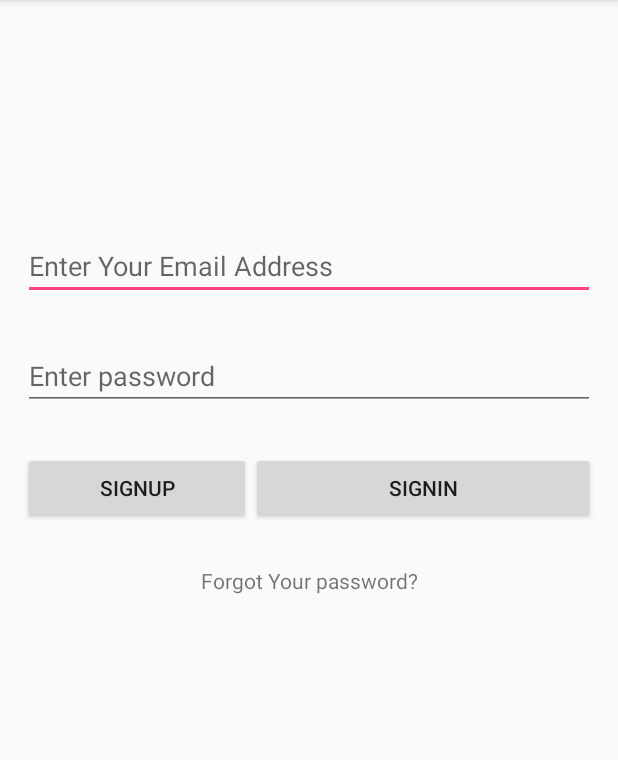
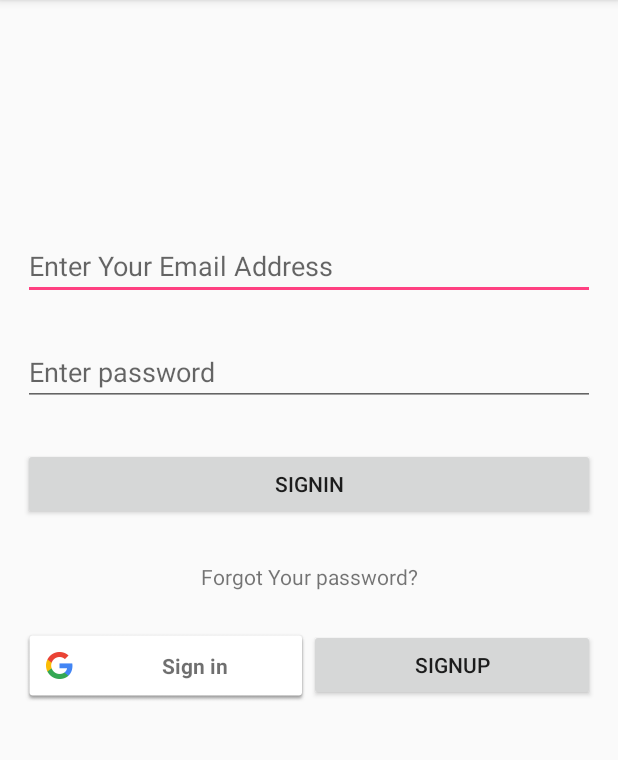
Before and after one commit to abdullah-abunada/Hazard, an Android app: the screen it shows after launch (SignInActivity), after a tap on "SIGNIN", on a phone screen of 412 x 824 dp, the part 84-844 px from its top. Run offline under Robolectric (Android 15) with nearby library versions, the phone set to English and light mode, and no system bars; our stand-ins replace Firebase (no records; nobody signed in at launch, a user with empty details on screens opened directly).

Commit message:
Add: Add SignIn using gmail

```diff
--- a/app/build.gradle
+++ b/app/build.gradle
@@ -26,7 +26,8 @@ dependencies {
     })
     compile 'com.android.support:appcompat-v7:25.2.0'
     compile 'com.android.support.constraint:constraint-layout:1.0.2'
-    compile 'com.google.firebase:firebase-auth:10.0.1'
+    compile 'com.google.android.gms:play-services-auth:10.2.0'
+    compile 'com.google.firebase:firebase-auth:10.2.0'
     testCompile 'junit:junit:4.12'
 }
 
--- a/app/src/main/java/ps/source/hazard/hazard/SignInActivity.java
+++ b/app/src/main/java/ps/source/hazard/hazard/SignInActivity.java
@@ -9,17 +9,30 @@ import android.view.View;
 import android.widget.TextView;
 import android.widget.Toast;
 
+import com.google.android.gms.auth.api.Auth;
+import com.google.android.gms.auth.api.signin.GoogleSignInAccount;
+import com.google.android.gms.auth.api.signin.GoogleSignInOptions;
+import com.google.android.gms.auth.api.signin.GoogleSignInResult;
+import com.google.android.gms.common.ConnectionResult;
+import com.google.android.gms.common.api.GoogleApiClient;
 import com.google.android.gms.tasks.OnCompleteListener;
 import com.google.android.gms.tasks.Task;
+import com.google.firebase.auth.AuthCredential;
 import com.google.firebase.auth.AuthResult;
 import com.google.firebase.auth.FirebaseAuth;
+import com.google.firebase.auth.GoogleAuthProvider;
 
-public class SignInActivity extends AppCompatActivity {
+public class SignInActivity extends AppCompatActivity implements
+        GoogleApiClient.OnConnectionFailedListener, View.OnClickListener {
 
     private FirebaseAuth mAuth;
 
     TextView email_tv, password_tv;
     private ProgressDialog progressDialog;
+
+    private static final String TAG = "GoogleActivity";
+    private static final int RC_SIGN_IN = 9001;
+    GoogleApiClient mGoogleApiClient;
 
     @Override
     protected void onCreate(Bundle savedInstanceState) {
@@ -32,9 +45,25 @@ public class SignInActivity extends AppCompatActivity {
         password_tv = (TextView) findViewById(R.id.password);
         progressDialog = new ProgressDialog(this);
 
+        // Button listeners
+        findViewById(R.id.signIn).setOnClickListener(this);
+        findViewById(R.id.signUp).setOnClickListener(this);
+        findViewById(R.id.forgetPassword).setOnClickListener(this);
+        findViewById(R.id.google_sign_in_button).setOnClickListener(this);
+
+        // Configure Google Sign In
+        GoogleSignInOptions gso = new GoogleSignInOptions.Builder(GoogleSignInOptions.DEFAULT_SIGN_IN)
+                .requestIdToken(getString(R.string.default_web_client_id))
+                .requestEmail()
+                .build();
+
+        mGoogleApiClient = new GoogleApiClient.Builder(this)
+                .enableAutoManage(this /* FragmentActivity */, this /* OnConnectionFailedListener */)
+                .addApi(Auth.GOOGLE_SIGN_IN_API, gso)
+                .build();
     }
 
-    public void signIn(View view) {
+    private void signIn() {
 
         String email = email_tv.getText().toString();
         String password = password_tv.getText().toString();
@@ -76,12 +105,12 @@ public class SignInActivity extends AppCompatActivity {
 
     }
 
-    public void signUp(View view) {
+    private void signUp() {
         Intent intent = new Intent(SignInActivity.this, SignUpActivity.class);
         startActivity(intent);
     }
 
-    public void resetPassword(View view) {
+    private void resetPassword() {
 
         String email = email_tv.getText().toString();
         if (email.isEmpty()) {
@@ -96,7 +125,7 @@ public class SignInActivity extends AppCompatActivity {
                 @Override
                 public void onComplete(@NonNull Task<Void> task) {
 
-                    Toast.makeText(SignInActivity.this, "New Password has been sent to your Email",
+                    Toast.makeText(SignInActivity.this, "Reset Password Link has been sent to your Email",
                             Toast.LENGTH_LONG).show();
 
                     progressDialog.dismiss();
@@ -104,4 +133,73 @@ public class SignInActivity extends AppCompatActivity {
             });
         }
     }
+
+    private void googleSignIn() {
+        Intent signInIntent = Auth.GoogleSignInApi.getSignInIntent(mGoogleApiClient);
+        startActivityForResult(signInIntent, RC_SIGN_IN);
+
+    }
+
+    @Override
+    public void onActivityResult(int requestCode, int resultCode, Intent data) {
+        super.onActivityResult(requestCode, resultCode, data);
+
+        // Result returned from launching the Intent from GoogleSignInApi.getSignInIntent(...);
+        if (requestCode == RC_SIGN_IN) {
+            GoogleSignInResult result = Auth.GoogleSignInApi.getSignInResultFromIntent(data);
+            if (result.isSuccess()) {
+                // Google Sign In was successful, authenticate with Firebase
+                GoogleSignInAccount account = result.getSignInAccount();
+                firebaseAuthWithGoogle(account);
+            } else {
+                // Google Sign In failed, update UI appropriately
+                // ...
+            }
+        }
+    }
+
+    private void firebaseAuthWithGoogle(GoogleSignInAccount acct) {
+
+        AuthCredential credential = GoogleAuthProvider.getCredential(acct.getIdToken(), null);
+        mAuth.signInWithCredential(credential)
+                .addOnCompleteListener(this, new OnCompleteListener<AuthResult>() {
+                    @Override
+                    public void onComplete(@NonNull Task<AuthResult> task) {
+
+                        if (!task.isSuccessful()) {
+                            Toast.makeText(SignInActivity.this, R.string.auth_failed,
+                                    Toast.LENGTH_SHORT).show();
+                        }else{
+
+                            Intent intent = new Intent(SignInActivity.this, MainActivity.class);
+                            startActivity(intent);
+                        }
+                    }
+                });
+    }
+
+    @Override
+    public void onConnectionFailed(@NonNull ConnectionResult connectionResult) {
+        Toast.makeText(this, "Google Play Services error.", Toast.LENGTH_SHORT).show();
+    }
+
+    @Override
+    public void onClick(View v) {
+
+        int i = v.getId();
+        switch (i) {
+            case R.id.signIn:
+                signIn();
+                break;
+            case R.id.signUp:
+                signUp();
+                break;
+            case R.id.forgetPassword:
+                resetPassword();
+                break;
+            case R.id.google_sign_in_button:
+                googleSignIn();
+                break;
+        }
+    }
 }
--- a/app/src/main/res/layout/activity_sign_in.xml
+++ b/app/src/main/res/layout/activity_sign_in.xml
@@ -27,48 +27,51 @@
             android:layout_width="match_parent"
             android:layout_height="wrap_content"
             android:layout_below="@+id/email"
-            android:layout_marginTop="28dp"
+            android:layout_marginTop="25dp"
             android:ems="10"
             android:hint="Enter password"
             android:inputType="textPassword" />
+
+        <Button
+            android:id="@+id/signIn"
+            android:layout_width="match_parent"
+            android:layout_height="wrap_content"
+            android:layout_marginTop="28dp"
+            android:layout_below="@+id/password"
+            android:text="signIn"/>
+
+        <TextView
+            android:id="@+id/forgetPassword"
+            android:layout_marginTop="28dp"
+            android:layout_width="match_parent"
+            android:layout_height="wrap_content"
+            android:layout_below="@+id/signIn"
+            android:textAlignment="center"
+            android:text="Forgot Your password?" />
+
         <LinearLayout
             android:orientation="horizontal"
             android:id="@+id/actionButtons"
             android:layout_width="match_parent"
             android:layout_height="wrap_content"
-            android:weightSum="5"
-            android:layout_marginTop="28dp"
-            android:layout_below="@+id/password"
-            android:layout_alignParentLeft="true"
-            android:layout_alignParentStart="true">
+            android:layout_below="@+id/forgetPassword"
+            android:weightSum="2"
+            android:layout_marginTop="25dp">
+
+            <com.google.android.gms.common.SignInButton
+                android:id="@+id/google_sign_in_button"
+                android:layout_width="0dp"
+                android:layout_height="wrap_content"
+                android:layout_weight="1"/>
 
             <Button
                 android:id="@+id/signUp"
                 android:layout_width="0dp"
-                android:layout_weight="2"
+                android:layout_weight="1"
                 android:layout_height="wrap_content"
-                android:text="signUp"
-                android:onClick="signUp"/>
-
-            <Button
-                android:id="@+id/signIn"
-                android:layout_width="0dp"
-                android:layout_weight="3"
-                android:layout_height="wrap_content"
-                android:text="signIn"
-                android:onClick="signIn"/>
+                android:text="signUp"/>
 
         </LinearLayout>
-
-        <TextView
-            android:id="@+id/forgetPassword"
-            android:layout_below="@+id/actionButtons"
-            android:layout_marginTop="28dp"
-            android:layout_width="match_parent"
-            android:layout_height="wrap_content"
-            android:textAlignment="center"
-            android:onClick="resetPassword"
-            android:text="Forgot Your password?" />
 
 
     </RelativeLayout>
--- a/app/src/main/res/values/strings.xml
+++ b/app/src/main/res/values/strings.xml
@@ -1,5 +1,4 @@
 <resources>
     <string name="app_name">Hazard</string>
-    <string name="auth_failed">Registration failed please try again later *_* </string>
-
+    <string name="auth_failed">Authentication failed.</string>
 </resources>
```
